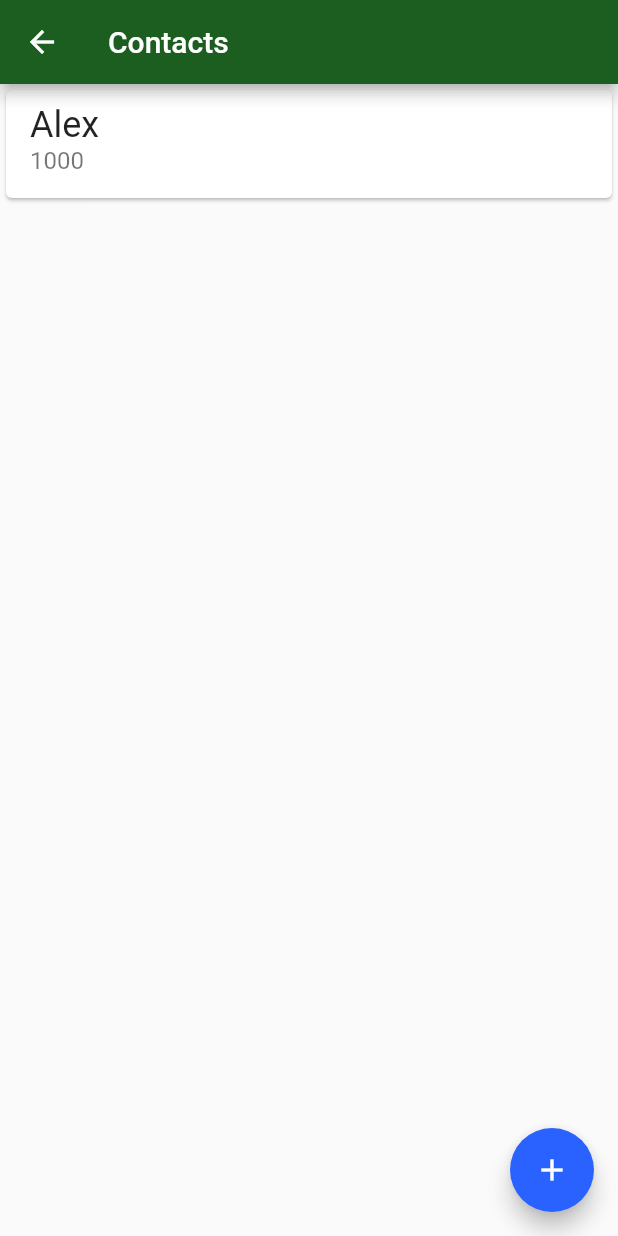
After one commit to gabrielvcunha/alura-formacao-flutter, a Flutter app: the screen it shows after launch, after a tap on "Contacts", on a phone screen of 412 x 824 dp. The commit adds this screen. Run offline on Flutter 3.47's test engine with Material 2 defaults, Android fonts, the phone set to English and light mode, and no system bars.

Commit message:
Persistencia - Aula 02.1 Implementando a lista de contatos

```diff
--- /dev/null
+++ b/bytebank/lib/screens/contacts_list.dart
@@ -0,0 +1,22 @@
+import 'package:flutter/material.dart';
+
+class ContactsList extends StatelessWidget {
+  @override
+  Widget build(BuildContext context) => Scaffold(
+        appBar: AppBar(title: Text("Contacts")),
+        body: ListView(
+          children: <Card>[
+            Card(
+              child: ListTile(
+                title: Text("Alex", style: TextStyle(fontSize: 24.0)),
+                subtitle: Text("1000", style: TextStyle(fontSize: 16.0)),
+              ),
+            )
+          ],
+        ),
+        floatingActionButton: FloatingActionButton(
+          child: Icon(Icons.add),
+          onPressed: (){},
+        ),
+      );
+}
--- /dev/null
+++ b/bytebank/lib/screens/dashboard.dart
@@ -0,0 +1,55 @@
+import 'package:bytebank/screens/contacts_list.dart';
+import 'package:flutter/material.dart';
+
+class Dashboard extends StatelessWidget {
+  @override
+  Widget build(BuildContext context) => Scaffold(
+        appBar: AppBar(title: Text("Dashboard")),
+        body: Column(
+          mainAxisAlignment: MainAxisAlignment.spaceBetween,
+          crossAxisAlignment: CrossAxisAlignment.start,
+          children: <Widget>[
+            Padding(
+              padding: const EdgeInsets.all(8.0),
+              child: Image.asset("images/bytebank_logo.png"),
+            ),
+            Padding(
+              padding: const EdgeInsets.all(8.0),
+              child: Material(
+                color: Theme.of(context).primaryColor,
+                child: InkWell(
+                  onTap: () {
+                    Navigator.of(context).push(
+                      MaterialPageRoute(builder: (context) => ContactsList()),
+                    );
+                  },
+                  child: Container(
+                    padding: EdgeInsets.all(8.0),
+                    height: 100,
+                    width: 150,
+                    child: Column(
+                      mainAxisAlignment: MainAxisAlignment.spaceBetween,
+                      crossAxisAlignment: CrossAxisAlignment.start,
+                      children: <Widget>[
+                        Icon(
+                          Icons.people,
+                          color: Colors.white,
+                          size: 24.0,
+                        ),
+                        Text(
+                          "Contacts",
+                          style: TextStyle(
+                            color: Colors.white,
+                            fontSize: 16.0,
+                          ),
+                        ),
+                      ],
+                    ),
+                  ),
+                ),
+              ),
+            )
+          ],
+        ),
+      );
+}
```
Also changed, not shown: bytebank/lib/main.dart (+1 -44 lines).
